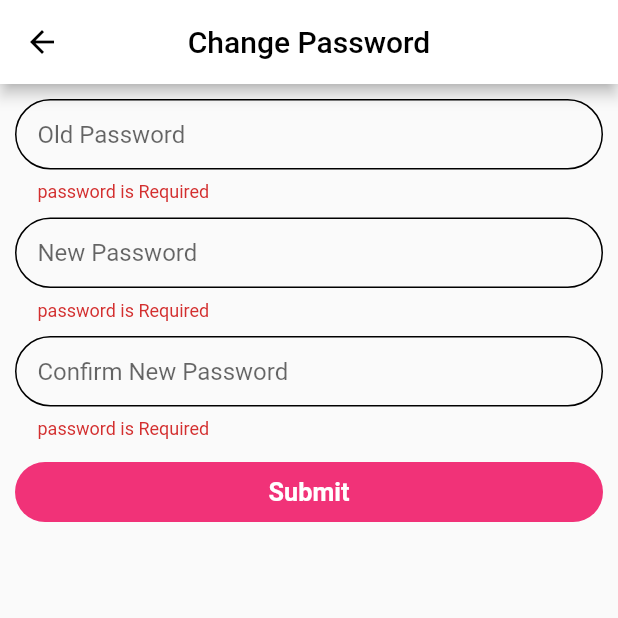
After one commit to rushit5560/General_Store_Project, a Flutter app: the ChangePasswordScreen screen opened directly, after a tap on "Submit", on a phone screen of 412 x 824 dp, the top half of it. The commit adds this screen. Run offline on Flutter 3.47's test engine with Material 2 defaults, Android fonts, the phone set to English and light mode, and no system bars; our stand-ins replace carousel_slider, flutter_rating_bar, fluttertoast, get, google_maps_flutter, shared_preferences; accounts and stored records are empty.

Commit message:
Change Password Api

```diff
--- /dev/null
+++ b/general_store/lib/controllers/change_password_screen_controller/change_password_screen_controller.dart
@@ -0,0 +1,67 @@
+import 'dart:convert';
+
+import 'package:flutter/material.dart';
+import 'package:fluttertoast/fluttertoast.dart';
+import 'package:general_store/common/api_url.dart';
+import 'package:general_store/models/change_password_screen_model/change_password_model.dart';
+import 'package:get/get.dart';
+import 'package:shared_preferences/shared_preferences.dart';
+import 'package:http/http.dart' as http;
+
+class ChangePasswordScreenController extends GetxController {
+  RxBool isLoading = false.obs;
+  RxBool isStatus = false.obs;
+  int? userId;
+
+  GlobalKey<FormState> formKey = GlobalKey();
+  TextEditingController oldPasswordFieldController = TextEditingController();
+  TextEditingController newPasswordFieldController = TextEditingController();
+  TextEditingController cNewPasswordFieldController = TextEditingController();
+
+  getForgotPasswordData(oldPass, newPass, cNewPass) async {
+    isLoading(true);
+    String url = ApiUrl.ChangePasswordApi;
+    print('Url : $url');
+
+    try{
+      Map data = {
+        "id": "$userId",
+        "oldpassword": "$oldPass",
+        "password": "$newPass",
+        "password_confirmation": "$cNewPass"
+      };
+      print('data : $data');
+
+      http.Response response = await http.post(Uri.parse(url), body: data);
+      print('response : ${response.body}');
+
+      ChangePasswordData changePasswordData = ChangePasswordData.fromJson(json.decode(response.body));
+      isStatus = changePasswordData.success.obs;
+
+      if(isStatus.value){
+        Fluttertoast.showToast(msg: "Password Change Successfully.");
+        Get.back();
+      } else {
+        Fluttertoast.showToast(msg: "${changePasswordData.message}");
+      }
+    } catch(e) {
+      print('Change Pass Error : $e');
+    } finally {
+      isLoading(false);
+    }
+  }
+
+  getUserDetailsFromPrefs() async {
+    SharedPreferences prefs = await SharedPreferences.getInstance();
+    userId = prefs.getInt('id');
+    print('UserId Add to Cart : $userId');
+  }
+
+  @override
+  void onInit() {
+    getUserDetailsFromPrefs();
+    super.onInit();
+  }
+
+
+}
--- a/general_store/lib/controllers/contactus_screen_controller/contactus_screen_controller.dart
+++ b/general_store/lib/controllers/contactus_screen_controller/contactus_screen_controller.dart
@@ -39,7 +39,7 @@ class ContactUsScreenController extends GetxController {
 
       if(isStatus.value){
         Fluttertoast.showToast(msg: "${contactUsData.message.toString()}");
-        // Get.back();
+        Get.back();
       } else {
         print('Contact Us False');
       }
@@ -48,6 +48,5 @@ class ContactUsScreenController extends GetxController {
     } finally {
       isLoading(false);
     }
-    Get.back();
   }
 }
--- /dev/null
+++ b/general_store/lib/models/change_password_screen_model/change_password_model.dart
@@ -0,0 +1,125 @@
+/*
+import 'dart:convert';
+
+ChangePasswordData changePasswordDataFromJson(String str) => ChangePasswordData.fromJson(json.decode(str));
+
+String changePasswordDataToJson(ChangePasswordData data) => json.encode(data.toJson());
+
+class ChangePasswordData {
+  ChangePasswordData({
+    required this.success,
+    required this.message,
+  });
+
+  bool success;
+  String message;
+
+  factory ChangePasswordData.fromJson(Map<String, dynamic> json) => ChangePasswordData(
+    success: json["success"],
+    message: json["message"],
+  );
+
+  Map<String, dynamic> toJson() => {
+    "success": success,
+    "message": message,
+  };
+}
+*/
+
+// To parse this JSON data, do
+//
+//     final changePasswordData = changePasswordDataFromJson(jsonString);
+
+import 'dart:convert';
+
+ChangePasswordData changePasswordDataFromJson(String str) => ChangePasswordData.fromJson(json.decode(str));
+
+String changePasswordDataToJson(ChangePasswordData data) => json.encode(data.toJson());
+
+class ChangePasswordData {
+  ChangePasswordData({
+    required this.success,
+    required this.message,
+    required this.data,
+  });
+
+  bool success;
+  String message;
+  Data data;
+
+  factory ChangePasswordData.fromJson(Map<String, dynamic> json) => ChangePasswordData(
+    success: json["success"],
+    message: json["message"],
+    data: Data.fromJson(json["data"]),
+  );
+
+  Map<String, dynamic> toJson() => {
+    "success": success,
+    "message": message,
+    "data": data.toJson(),
+  };
+}
+
+class Data {
+  Data({
+    required this.id,
+    required this.name,
+    required this.email,
+    required this.emailVerifiedAt,
+    required this.password,
+    required this.rememberToken,
+    required this.image,
+    required this.country,
+    required this.state,
+    required this.city,
+    required this.forgotpasswordToken,
+    required this.createdAt,
+    required this.updatedAt,
+  });
+
+  int id;
+  String name;
+  String email;
+  String emailVerifiedAt;
+  String password;
+  String rememberToken;
+  String image;
+  int country;
+  int state;
+  int city;
+  String forgotpasswordToken;
+  String createdAt;
+  String updatedAt;
+
+  factory Data.fromJson(Map<String, dynamic> json) => Data(
+    id: json["id"] == null ? 0 : json["id"],
+    name: json["name"] == null ? "" : json["name"],
+    email: json["email"] == null ? "" : json["email"],
+    emailVerifiedAt: json["email_verified_at"] == null ? "" : json["email_verified_at"],
+    password: json["password"] == null ? "" : json["password"],
+    rememberToken: json["remember_token"] == null ? "" : json["remember_token"],
+    image: json["image"] == null ? "" : json["image"],
+    country: json["country"] == null ? 0 : json["country"],
+    state: json["state"] == null ? 0 : json["state"],
+    city: json["city"] == null ? 0 : json["city"],
+    forgotpasswordToken: json["forgotpassword_token"] == null ? "" : json["forgotpassword_token"],
+    createdAt: json["created_at"] == null ? "" : json["created_at"],
+    updatedAt: json["updated_at"] == null ? "" : json["updated_at"],
+  );
+
+  Map<String, dynamic> toJson() => {
+    "id": id.toString().isEmpty ? 0 : id,
+    "name": name.isEmpty ? "" : name,
+    "email": email.isEmpty ? "" : email,
+    "email_verified_at": emailVerifiedAt.isEmpty ? "" : emailVerifiedAt,
+    "password": password.isEmpty ? "" : password,
+    "remember_token": rememberToken.isEmpty ? "" : rememberToken,
+    "image": image.isEmpty ? "" : image,
+    "country": country.toString().isEmpty ? 0 : country,
+    "state": state.toString().isEmpty ? 0 : state,
+    "city": city.toString().isEmpty ? 0 : city,
+    "forgotpassword_token": forgotpasswordToken.isEmpty ? "" : forgotpasswordToken,
+    "created_at": createdAt.isEmpty ? "" : createdAt,
+    "updated_at": updatedAt.isEmpty ? "" : updatedAt,
+  };
+}
--- /dev/null
+++ b/general_store/lib/screens/change_password_screen/change_password_screen.dart
@@ -0,0 +1,36 @@
+import 'package:flutter/material.dart';
+import 'package:general_store/common/custom_widget.dart';
+import 'package:general_store/controllers/change_password_screen_controller/change_password_screen_controller.dart';
+import 'package:get/get.dart';
+
+import 'change_password_screen_widgets.dart';
+
+class ChangePasswordScreen extends StatelessWidget {
+  ChangePasswordScreen({Key? key}) : super(key: key);
+  final changePasswordScreenController = Get.put(ChangePasswordScreenController());
+
+  @override
+  Widget build(BuildContext context) {
+    return Scaffold(
+      appBar: AppBar(
+        title: Text(
+          'Change Password',
+          style: TextStyle(
+            color: Colors.black,
+          ),
+        ),
+      ),
+
+      body: Obx(
+        () => changePasswordScreenController.isLoading.value
+            ? CustomCircularProgressIndicator()
+            : SingleChildScrollView(
+                child: Padding(
+                  padding: const EdgeInsets.all(10),
+                  child: ChangePasswordFields(),
+                ),
+              ),
+      ),
+    );
+  }
+}
--- /dev/null
+++ b/general_store/lib/screens/change_password_screen/change_password_screen_widgets.dart
@@ -0,0 +1,93 @@
+import 'package:flutter/material.dart';
+import 'package:general_store/common/app_color.dart';
+import 'package:general_store/common/custom_widget.dart';
+import 'package:general_store/common/field_validation.dart';
+import 'package:general_store/controllers/change_password_screen_controller/change_password_screen_controller.dart';
+import 'package:get/get.dart';
+
+class ChangePasswordFields extends StatelessWidget {
+  ChangePasswordFields({Key? key}) : super(key: key);
+  final changePasswordScreenController = Get.find<ChangePasswordScreenController>();
+
+  @override
+  Widget build(BuildContext context) {
+    return Form(
+      key: changePasswordScreenController.formKey,
+      child: Column(
+        children: [
+          _oldPasswordField(),
+          const SpacerHeight(10),
+          _newPasswordField(),
+          const SpacerHeight(10),
+          _cNewPasswordField(),
+          const SpacerHeight(15),
+          _submitButton(),
+        ],
+      ),
+    );
+  }
+
+  Widget _oldPasswordField() {
+    return TextFormField(
+      controller: changePasswordScreenController.oldPasswordFieldController,
+      validator: (value)=> FieldValidator().validatePassword(value!),
+      decoration: formInputDecoration('Old Password'),
+    );
+  }
+  Widget _newPasswordField() {
+    return TextFormField(
+      controller: changePasswordScreenController.newPasswordFieldController,
+      validator: (value)=> FieldValidator().validatePassword(value!),
+      decoration: formInputDecoration('New Password'),
+    );
+  }
+  Widget _cNewPasswordField() {
+    return TextFormField(
+      controller: changePasswordScreenController.cNewPasswordFieldController,
+      validator: (value)=> FieldValidator().validatePassword(value!),
+      decoration: formInputDecoration('Confirm New Password'),
+    );
+  }
+
+  Widget _submitButton() {
+    return GestureDetector(
+      onTap: () {
+        if(changePasswordScreenController.formKey.currentState!.validate()){
+          changePasswordScreenController.getForgotPasswordData(
+            "${changePasswordScreenController.oldPasswordFieldController.text.trim()}",
+            "${changePasswordScreenController.newPasswordFieldController.text.trim()}",
+            "${changePasswordScreenController.cNewPasswordFieldController.text.trim()}",
+          );
+          cleartextFields();
+        }
+
+      },
+      child: Container(
+        width: Get.width,
+        alignment: Alignment.center,
+        child: Padding(
+          padding:
+          const EdgeInsets.symmetric(horizontal: 20, vertical: 10),
+          child: Text(
+            'Submit',
+            textScaleFactor: 1.2,
+            style: TextStyle(
+              fontWeight: FontWeight.bold,
+              color: Colors.white,
+            ),
+          ),
+        ),
+        decoration: BoxDecoration(
+          borderRadius: BorderRadius.circular(35),
+          color: AppColor.kPinkColor,
+        ),
+      ),
+    );
+  }
+
+  void cleartextFields() {
+    changePasswordScreenController.oldPasswordFieldController.clear();
+    changePasswordScreenController.newPasswordFieldController.clear();
+    changePasswordScreenController.cNewPasswordFieldController.clear();
+  }
+}
```
Also changed, not shown: general_store/lib/screens/setting_screen/setting_screen.dart (+5 -2 lines), general_store/lib/screens/setting_screen/setting_screen_widgets.dart (added, +35 -0 lines).
